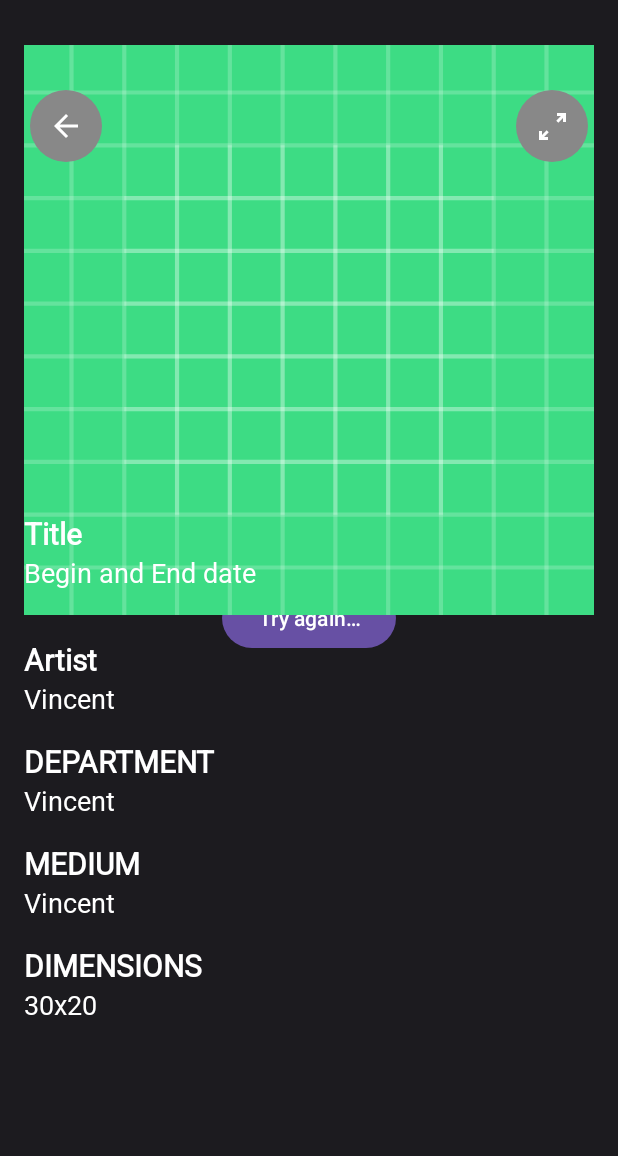
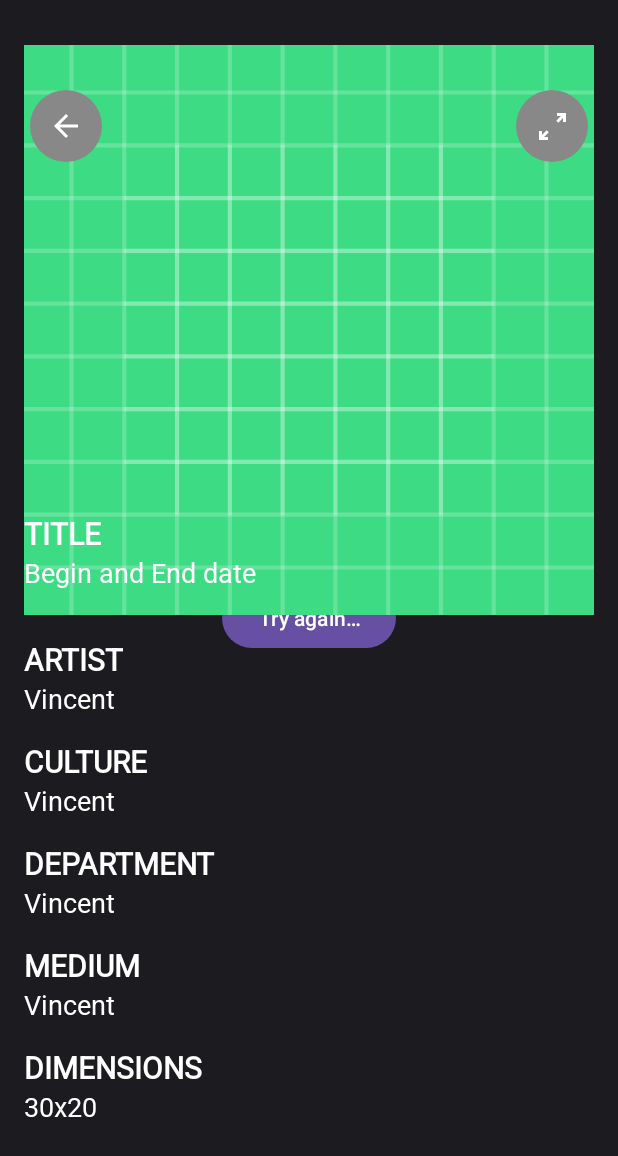
Before and after one commit to JasonMcTavish/Test_work, an Android app: the layout fragment_view.xml on its own in the app's theme, with its tools: preview values and no code run, on a phone screen of 412 x 824 dp. Shown: the top 1156 px of the screen. Run offline under Robolectric (Android 15) with nearby library versions, the phone set to English and light mode, and no system bars.

Commit message:
change text

```diff
--- a/app/src/main/java/ru/test/testwork/ui/ViewFragment.kt
+++ b/app/src/main/java/ru/test/testwork/ui/ViewFragment.kt
@@ -128,6 +128,12 @@ class ViewFragment : Fragment() {
                 artistNameBio.isVisible = false
             }
 
+            if (info.culture != "") {
+                cultureText.text = info.culture
+            } else {
+                cultureGroup.isVisible = false
+            }
+
             if (info.department != "") {
                 departmentText.text = info.department
             } else {
--- a/app/src/main/res/layout/fragment_view.xml
+++ b/app/src/main/res/layout/fragment_view.xml
@@ -56,8 +56,8 @@
             android:id="@+id/back_arrow_btn"
             android:layout_width="@dimen/button_size"
             android:layout_height="@dimen/button_size"
+            android:layout_marginHorizontal="20dp"
             android:layout_marginTop="30dp"
-            android:layout_marginHorizontal="20dp"
             android:background="@drawable/custom_button"
             android:src="@drawable/back_arrow"
             app:layout_constraintStart_toStartOf="@id/imageView"
@@ -68,8 +68,8 @@
             android:id="@+id/enhance_btn"
             android:layout_width="@dimen/button_size"
             android:layout_height="@dimen/button_size"
+            android:layout_marginHorizontal="20dp"
             android:layout_marginTop="30dp"
-            android:layout_marginHorizontal="20dp"
             android:background="@drawable/custom_button"
             android:src="@drawable/enhance_arrow"
             app:layout_constraintEnd_toEndOf="@id/imageView"
@@ -84,6 +84,7 @@
             android:layout_marginHorizontal="@dimen/padding"
             android:fontFamily="@font/roboto_regular"
             android:text="@string/title"
+            android:textAllCaps="true"
             android:textColor="@color/white"
             android:textSize="@dimen/title_size"
             android:textStyle="bold"
@@ -96,10 +97,10 @@
             android:layout_height="wrap_content"
             android:layout_marginHorizontal="@dimen/padding"
             android:fontFamily="@font/roboto_regular"
+            android:paddingBottom="@dimen/padding"
             android:text="@string/begin_and_end_date"
             android:textColor="@color/white"
             android:textSize="@dimen/text_size"
-            android:paddingBottom="@dimen/padding"
             app:layout_constraintBottom_toBottomOf="@id/imageView"
             app:layout_constraintStart_toStartOf="parent" />
     </androidx.constraintlayout.widget.ConstraintLayout>
@@ -131,12 +132,43 @@
                     android:layout_marginHorizontal="@dimen/padding"
                     android:fontFamily="@font/roboto_regular"
                     android:text="@string/artist_role"
+                    android:textAllCaps="true"
                     android:textColor="@color/white"
                     android:textSize="@dimen/title_size"
                     android:textStyle="bold" />
 
                 <TextView
                     android:id="@+id/artist_name_bio"
+                    android:layout_width="wrap_content"
+                    android:layout_height="wrap_content"
+                    android:layout_marginHorizontal="@dimen/padding"
+                    android:fontFamily="@font/roboto_regular"
+                    android:text="@string/vincent"
+                    android:textColor="@color/white"
+                    android:textSize="@dimen/text_size" />
+            </LinearLayout>
+
+            <LinearLayout
+                android:id="@+id/culture_group"
+                android:layout_width="match_parent"
+                android:layout_height="wrap_content"
+                android:orientation="vertical"
+                android:paddingTop="@dimen/padding">
+
+                <TextView
+                    android:id="@+id/culture"
+                    android:layout_width="wrap_content"
+                    android:layout_height="wrap_content"
+                    android:layout_marginHorizontal="@dimen/padding"
+                    android:fontFamily="@font/roboto_regular"
+                    android:text="@string/culture"
+                    android:textAllCaps="true"
+                    android:textColor="@color/white"
+                    android:textSize="@dimen/title_size"
+                    android:textStyle="bold" />
+
+                <TextView
+                    android:id="@+id/culture_text"
                     android:layout_width="wrap_content"
                     android:layout_height="wrap_content"
                     android:layout_marginHorizontal="@dimen/padding"
@@ -160,6 +192,7 @@
                     android:layout_marginHorizontal="@dimen/padding"
                     android:fontFamily="@font/roboto_regular"
                     android:text="@string/department"
+                    android:textAllCaps="true"
                     android:textColor="@color/white"
                     android:textSize="@dimen/title_size"
                     android:textStyle="bold" />
@@ -189,6 +222,7 @@
                     android:layout_marginHorizontal="@dimen/padding"
                     android:fontFamily="@font/roboto_regular"
                     android:text="@string/medium"
+                    android:textAllCaps="true"
                     android:textColor="@color/white"
                     android:textSize="@dimen/title_size"
                     android:textStyle="bold" />
@@ -218,6 +252,7 @@
                     android:layout_marginHorizontal="@dimen/padding"
                     android:fontFamily="@font/roboto_regular"
                     android:text="@string/dimensions"
+                    android:textAllCaps="true"
                     android:textColor="@color/white"
                     android:textSize="@dimen/title_size"
                     android:textStyle="bold" />
--- a/app/src/main/res/values/strings.xml
+++ b/app/src/main/res/values/strings.xml
@@ -4,11 +4,12 @@
     <string name="title">Title</string>
     <string name="artist_role">Artist</string>
     <string name="vincent">Vincent</string>
-    <string name="department">DEPARTMENT</string>
-    <string name="medium">MEDIUM</string>
-    <string name="dimensions">DIMENSIONS</string>
+    <string name="department">Department</string>
+    <string name="medium">Medium</string>
+    <string name="dimensions">Dimensions</string>
     <string name="dimension_text">30x20</string>
     <string name="btn_try_again">Try again…</string>
     <string name="year">%1$s - %2$s</string>
     <string name="bio">%1$s ( %2$s )</string>
+    <string name="culture">Culture</string>
 </resources>
```
